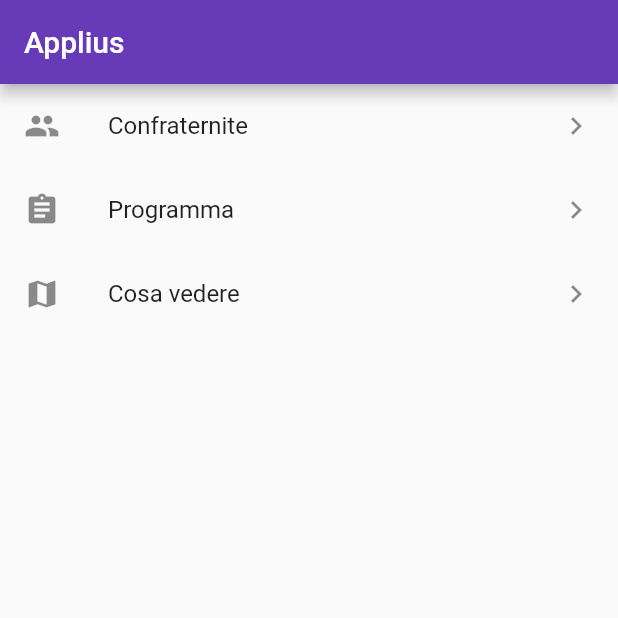
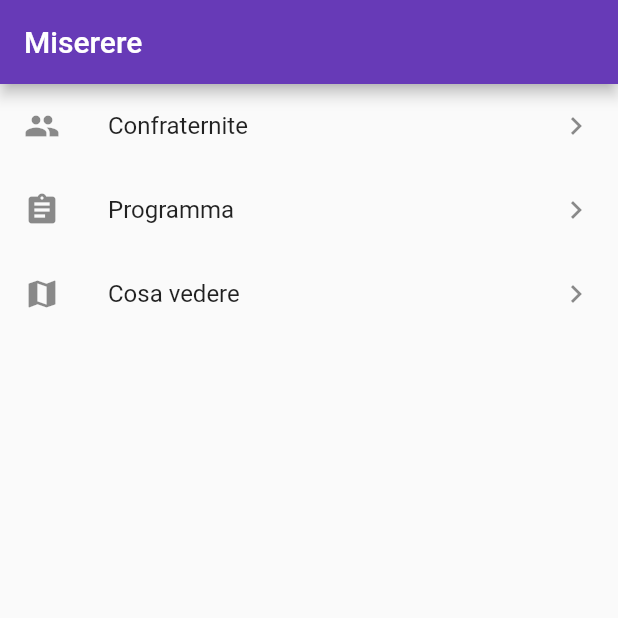
Before and after one commit to dariocast/miserere-flutter, a Flutter app: the screen it shows after launch, on a phone screen of 412 x 824 dp, the top half of it. Run offline on Flutter 3.47's test engine with Material 2 defaults, Android fonts, the phone set to English and light mode, and no system bars; our stand-ins replace webview_flutter.

Commit message:
Detail page

```diff
--- a/lib/main.dart
+++ b/lib/main.dart
@@ -1,14 +1,22 @@
 import 'package:flutter/material.dart';
+import 'package:miserere/views/confraternitaDettaglio.dart';
 import 'package:miserere/views/confraternite.dart';
 
-void main() => runApp(Applius());
+void main() => runApp(Miserere());
 
-class Applius extends StatelessWidget {
-  // This widget is the root of your application.
+class Miserere extends StatelessWidget {
   @override
   Widget build(BuildContext context) {
     return MaterialApp(
-      title: 'Applius',
+      //routing info
+      initialRoute: '/',
+      routes: {
+        // When we navigate to the "/" route, build the FirstScreen Widget
+        ConfraterniteView.routeName: (context) => ConfraterniteView(),
+        // When we navigate to the "/second" route, build the SecondScreen Widget
+        ConfraternitaDettaglio.routeName: (context) => ConfraternitaDettaglio(),
+      },
+      title: 'Miserere',
       theme: ThemeData(
         // This is the theme of your application.
         //
@@ -20,8 +28,9 @@ class Applius extends StatelessWidget {
         // Notice that the counter didn't reset back to zero; the application
         // is not restarted.
         primarySwatch: Colors.deepPurple,
+        fontFamily: "Roboto",
       ),
-      home: AppHomePage(title: 'Applius'),
+      home: AppHomePage(title: 'Miserere'),
     );
   }
 }
@@ -43,10 +52,7 @@ class AppHomePage extends StatelessWidget {
             title: Text('Confraternite'),
             trailing: Icon(Icons.chevron_right),
             onTap: () {
-              Navigator.push(
-                context,
-                MaterialPageRoute(builder: (context) => ConfraterniteView()),
-              );
+              Navigator.pushNamed(context, '/confraternite');
             },
           ),
           ListTile(
--- a/pubspec.yaml
+++ b/pubspec.yaml
@@ -24,6 +24,7 @@ dependencies:
   # Use with the CupertinoIcons class for iOS style icons.
   cupertino_icons: ^0.1.2
   http: ^0.12.0+1
+  webview_flutter: ^0.3.5+2
 
 
 dev_dependencies:
```
Also changed, not shown: lib/objects/Location.dart (added, +21 -0 lines), lib/objects/MiserereApi.dart (+40 -1 lines), lib/views/confraternitaDettaglio.dart (added, +62 -0 lines), lib/views/confraternite.dart (+15 -9 lines), pubspec.lock, 9 other files.
